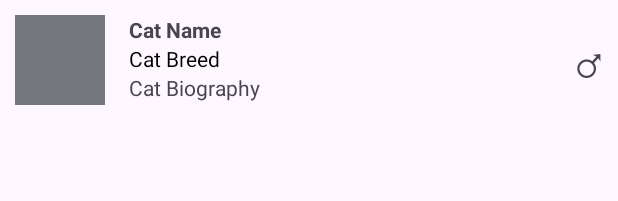
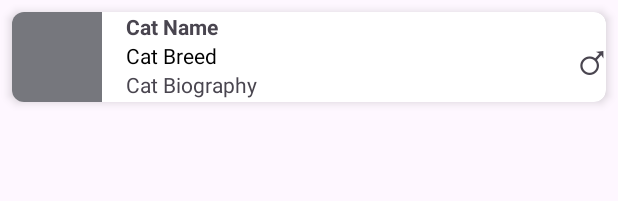
Before and after one commit to Alief987-Alif/LAB_WEEK_06, an Android app: the layout item_list.xml on its own in the app's theme, with its tools: preview values and no code run, on a phone screen of 412 x 824 dp. Shown: the top 201 px of the screen. Run offline under Robolectric (Android 15) with nearby library versions, the phone set to English and light mode, and no system bars.

```diff
--- a/app/src/main/res/layout/item_list.xml
+++ b/app/src/main/res/layout/item_list.xml
@@ -1,11 +1,20 @@
 <?xml version="1.0" encoding="utf-8"?>
-<androidx.constraintlayout.widget.ConstraintLayout
+<androidx.cardview.widget.CardView
     xmlns:android="http://schemas.android.com/apk/res/android"
     xmlns:app="http://schemas.android.com/apk/res-auto"
     xmlns:tools="http://schemas.android.com/tools"
     android:layout_width="match_parent"
     android:layout_height="wrap_content"
-    android:padding="10dp">
+    android:layout_margin="8dp"
+    app:cardElevation="4dp"
+    app:cardCornerRadius="8dp"
+    android:padding="10dp"
+    >
+
+    <androidx.constraintlayout.widget.ConstraintLayout
+        android:layout_width="match_parent"
+        android:layout_height="wrap_content">
+
         <ImageView
             android:id="@+id/cat_photo"
             android:layout_width="60dp"
@@ -13,6 +22,7 @@
             app:layout_constraintStart_toStartOf="parent"
             app:layout_constraintTop_toTopOf="parent"
             tools:background="@color/material_dynamic_neutral50" />
+
         <TextView
             android:id="@+id/cat_name"
             android:layout_width="wrap_content"
@@ -22,6 +32,7 @@
             app:layout_constraintStart_toEndOf="@+id/cat_photo"
             app:layout_constraintTop_toTopOf="parent"
             tools:text="Cat Name" />
+
         <TextView
             android:id="@+id/cat_breed"
             android:layout_width="wrap_content"
@@ -30,6 +41,7 @@
             app:layout_constraintStart_toStartOf="@+id/cat_name"
             app:layout_constraintTop_toBottomOf="@+id/cat_name"
             tools:text="Cat Breed" />
+
         <TextView
             android:id="@+id/cat_biography"
             android:layout_width="wrap_content"
@@ -37,6 +49,7 @@
             app:layout_constraintStart_toStartOf="@+id/cat_breed"
             app:layout_constraintTop_toBottomOf="@+id/cat_breed"
             tools:text="Cat Biography" />
+
         <TextView
             android:id="@+id/cat_gender"
             android:layout_width="wrap_content"
@@ -46,4 +59,7 @@
             app:layout_constraintEnd_toEndOf="parent"
             app:layout_constraintTop_toTopOf="parent"
             tools:text="&#9794;" />
+
     </androidx.constraintlayout.widget.ConstraintLayout>
+
+</androidx.cardview.widget.CardView>
```
Also changed, not shown: app/src/main/java/com/example/lab_week_06/CatAdapter.kt (+22 -22 lines), app/src/main/java/com/example/lab_week_06/MainActivity.kt (+49 -0 lines). Lines whose indentation alone changed are shown as unchanged.
